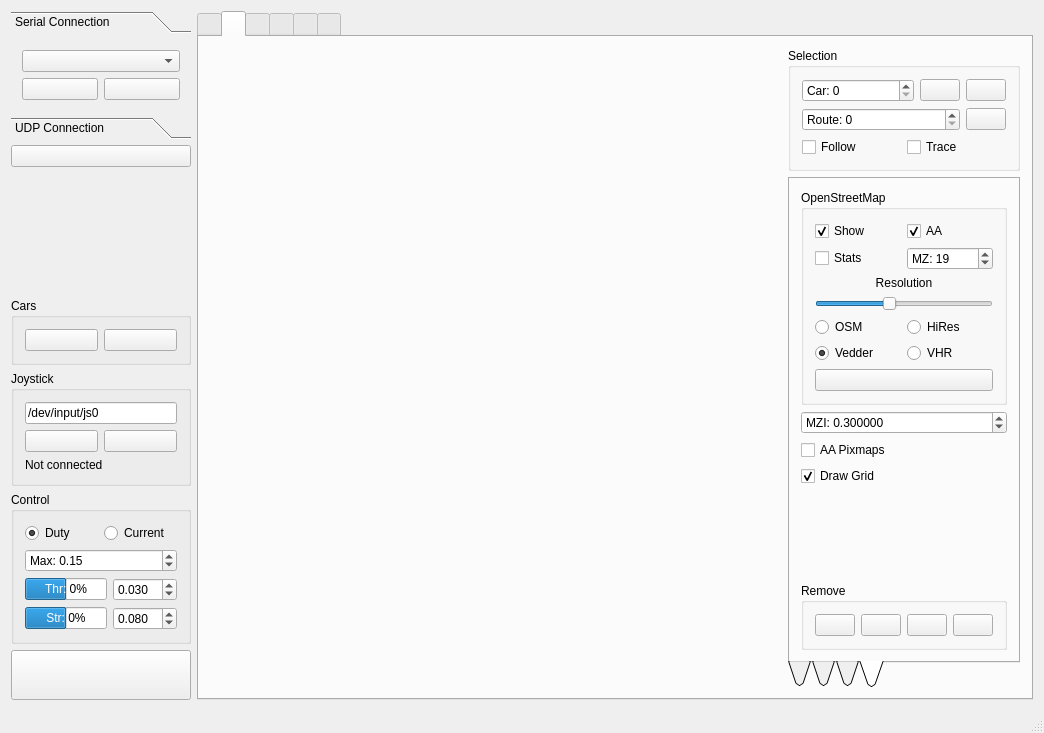
The window that Linux/RC_Car_Tool/mainwindow.ui (vedderb/rise_sdvp) describes before a commit, drawn with Qt 5.
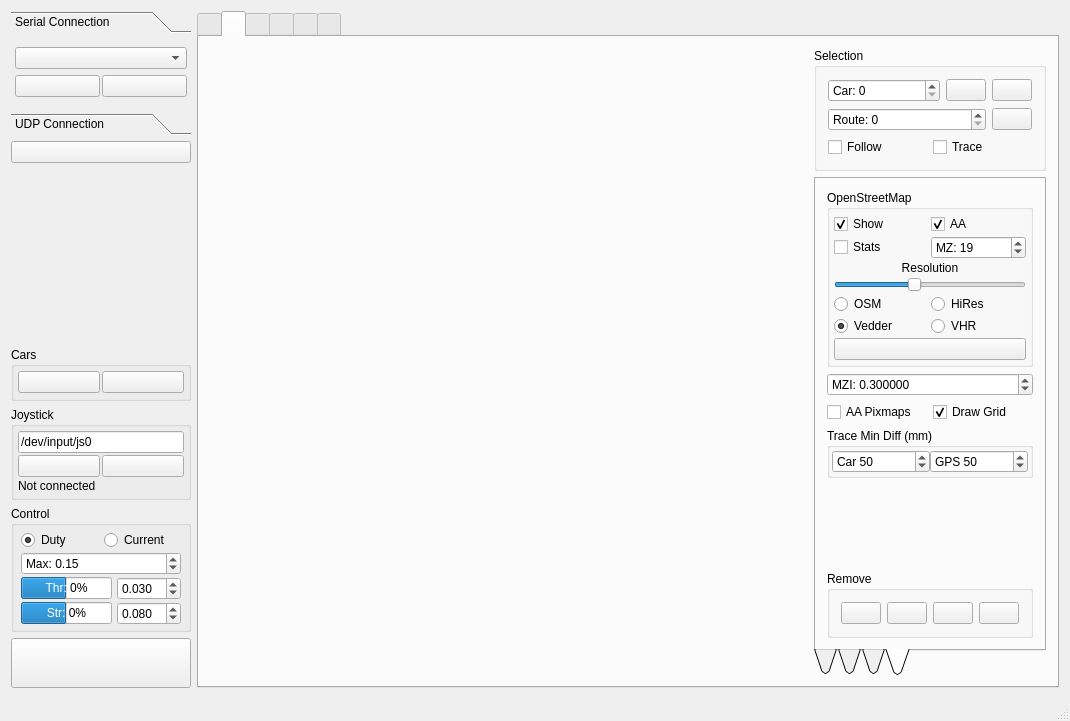
The same window after the commit. The open tabs and pages were chosen to show the change. Icons and pictures are not drawn. Custom widgets are drawn as their Qt base class.

Commit message: configurable trace minimum movement for car and gps trace

```diff
--- a/Linux/RC_Car_Tool/mainwindow.ui
+++ b/Linux/RC_Car_Tool/mainwindow.ui
@@ -6,8 +6,8 @@
    <rect>
     <x>0</x>
     <y>0</y>
-    <width>1044</width>
-    <height>733</height>
+    <width>1070</width>
+    <height>721</height>
    </rect>
   </property>
   <property name="windowTitle">
@@ -51,6 +51,21 @@
           <string>Serial Connection</string>
          </attribute>
          <layout class="QGridLayout" name="gridLayout_2">
+          <property name="leftMargin">
+           <number>4</number>
+          </property>
+          <property name="topMargin">
+           <number>4</number>
+          </property>
+          <property name="rightMargin">
+           <number>4</number>
+          </property>
+          <property name="bottomMargin">
+           <number>4</number>
+          </property>
+          <property name="spacing">
+           <number>2</number>
+          </property>
           <item row="0" column="0" colspan="2">
            <widget class="QComboBox" name="serialPortBox"/>
           </item>
@@ -203,6 +218,21 @@
          <string>Cars</string>
         </property>
         <layout class="QHBoxLayout" name="horizontalLayout_4">
+         <property name="spacing">
+          <number>2</number>
+         </property>
+         <property name="leftMargin">
+          <number>4</number>
+         </property>
+         <property name="topMargin">
+          <number>4</number>
+         </property>
+         <property name="rightMargin">
+          <number>4</number>
+         </property>
+         <property name="bottomMargin">
+          <number>5</number>
+         </property>
          <item>
           <widget class="QPushButton" name="carRemoveButton">
            <property name="toolTip">
@@ -240,6 +270,21 @@
          <string>Joystick</string>
         </property>
         <layout class="QGridLayout" name="gridLayout_5">
+         <property name="leftMargin">
+          <number>4</number>
+         </property>
+         <property name="topMargin">
+          <number>4</number>
+         </property>
+         <property name="rightMargin">
+          <number>4</number>
+         </property>
+         <property name="bottomMargin">
+          <number>4</number>
+         </property>
+         <property name="spacing">
+          <number>2</number>
+         </property>
          <item row="0" column="0" colspan="2">
           <widget class="QLineEdit" name="jsPortEdit">
            <property name="text">
@@ -291,6 +336,21 @@
          <string>Control</string>
         </property>
         <layout class="QGridLayout" name="gridLayout_3">
+         <property name="leftMargin">
+          <number>4</number>
+         </property>
+         <property name="topMargin">
+          <number>4</number>
+         </property>
+         <property name="rightMargin">
+          <number>4</number>
+         </property>
+         <property name="bottomMargin">
+          <number>4</number>
+         </property>
+         <property name="spacing">
+          <number>2</number>
+         </property>
          <item row="2" column="0">
           <widget class="QProgressBar" name="throttleBar">
            <property name="sizePolicy">
@@ -1415,6 +1475,21 @@
                  <bool>false</bool>
                 </property>
                 <layout class="QGridLayout" name="gridLayout_10">
+                 <property name="leftMargin">
+                  <number>4</number>
+                 </property>
+                 <property name="topMargin">
+                  <number>4</number>
+                 </property>
+                 <property name="rightMargin">
+                  <number>4</number>
+                 </property>
+                 <property name="bottomMargin">
+                  <number>4</number>
+                 </property>
+                 <property name="spacing">
+                  <number>2</number>
+                 </property>
                  <item row="6" column="0" colspan="2">
                   <widget class="QPushButton" name="mapOsmClearCacheButton">
                    <property name="toolTip">
@@ -1567,26 +1642,86 @@
                </widget>
               </item>
               <item>
-               <widget class="QCheckBox" name="mapAntialiasBox">
-                <property name="toolTip">
-                 <string>Antialias imported pixmaps</string>
-                </property>
-                <property name="text">
-                 <string>AA Pixmaps</string>
-                </property>
-                <property name="checked">
-                 <bool>false</bool>
-                </property>
-               </widget>
+               <layout class="QHBoxLayout" name="horizontalLayout_3">
+                <item>
+                 <widget class="QCheckBox" name="mapAntialiasBox">
+                  <property name="toolTip">
+                   <string>Antialias imported pixmaps</string>
+                  </property>
+                  <property name="text">
+                   <string>AA Pixmaps</string>
+                  </property>
+                  <property name="checked">
+                   <bool>false</bool>
+                  </property>
+                 </widget>
+                </item>
+                <item>
+                 <widget class="QCheckBox" name="mapDrawGridBox">
+                  <property name="text">
+                   <string>Draw Grid</string>
+                  </property>
+                  <property name="checked">
+                   <bool>true</bool>
+                  </property>
+                 </widget>
+                </item>
+               </layout>
               </item>
               <item>
-               <widget class="QCheckBox" name="mapDrawGridBox">
-                <property name="text">
-                 <string>Draw Grid</string>
+               <widget class="QGroupBox" name="groupBox_15">
+                <property name="title">
+                 <string>Trace Min Diff (mm)</string>
                 </property>
-                <property name="checked">
-                 <bool>true</bool>
-                </property>
+                <layout class="QHBoxLayout" name="horizontalLayout_15">
+                 <property name="spacing">
+                  <number>0</number>
+                 </property>
+                 <property name="leftMargin">
+                  <number>2</number>
+                 </property>
+                 <property name="topMargin">
+                  <number>2</number>
+                 </property>
+                 <property name="rightMargin">
+                  <number>2</number>
+                 </property>
+                 <property name="bottomMargin">
+                  <number>2</number>
+                 </property>
+                 <item>
+                  <widget class="QDoubleSpinBox" name="mapTraceMinSpaceCarBox">
+                   <property name="prefix">
+                    <string>Car </string>
+                   </property>
+                   <property name="decimals">
+                    <number>0</number>
+                   </property>
+                   <property name="maximum">
+                    <double>9999.000000000000000</double>
+                   </property>
+                   <property name="value">
+                    <double>50.000000000000000</double>
+                   </property>
+                  </widget>
+                 </item>
+                 <item>
+                  <widget class="QDoubleSpinBox" name="mapTraceMinSpaceGpsBox">
+                   <property name="prefix">
+                    <string>GPS </string>
+                   </property>
+                   <property name="decimals">
+                    <number>0</number>
+                   </property>
+                   <property name="maximum">
+                    <double>9999.000000000000000</double>
+                   </property>
+                   <property name="value">
+                    <double>50.000000000000000</double>
+                   </property>
+                  </widget>
+                 </item>
+                </layout>
                </widget>
               </item>
               <item>
```
Left out of the diff: 19 changed lines with no effect on the pictures. The commit also changes 4 other files.
